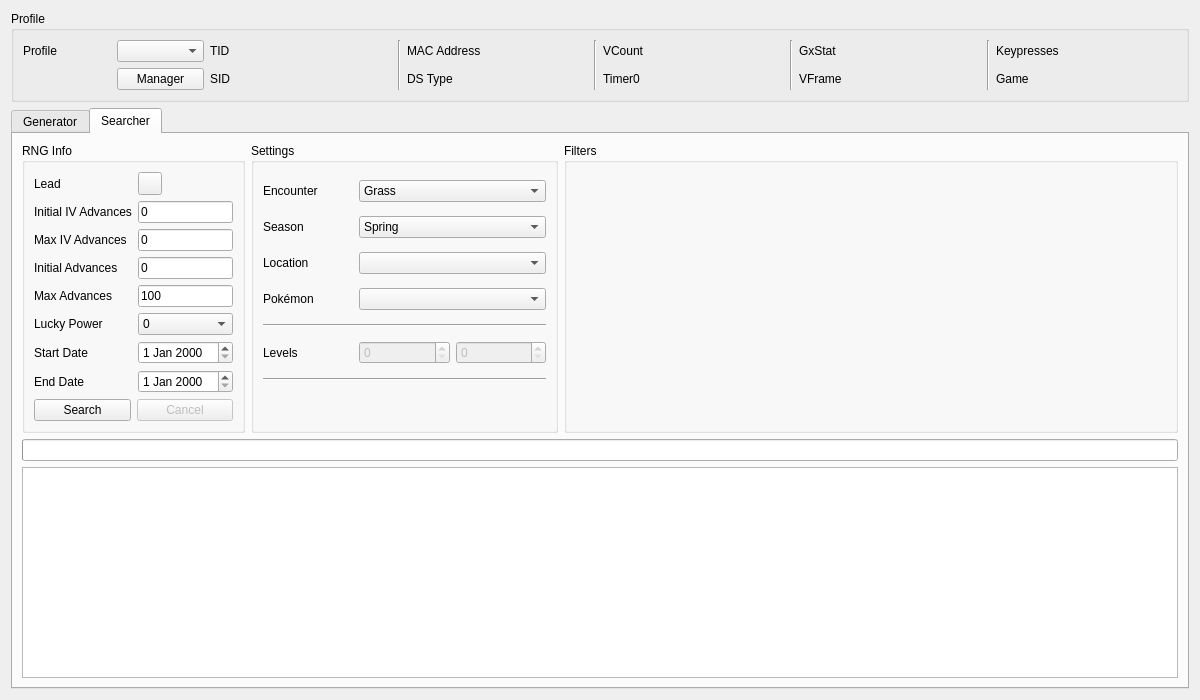
Above: Form/Gen5/Wild5.ui from Admiral-Fish/PokeFinder before the change. Below: the same form after it.
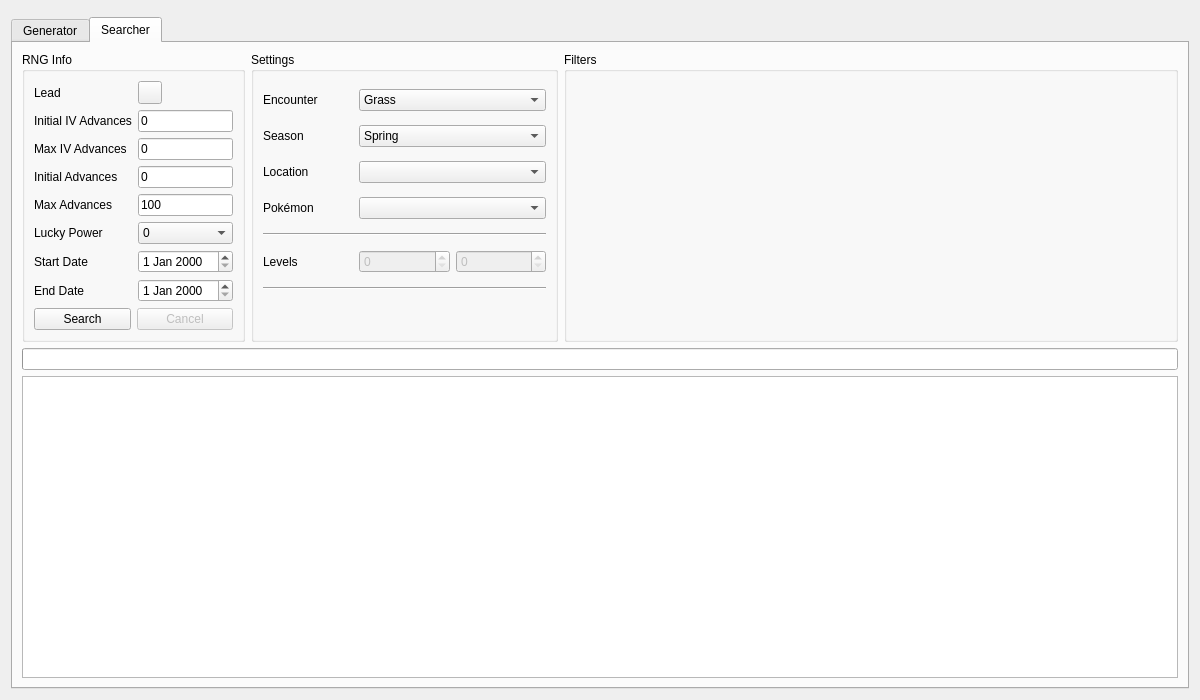
That is the form after the change. The open tabs and pages were chosen to show the change. Custom widgets are drawn as their Qt base class.

Commit message: Refactor profile display

Diff of the .ui file:
```diff
--- a/Form/Gen5/Wild5.ui
+++ b/Form/Gen5/Wild5.ui
@@ -13,159 +13,9 @@
   <property name="windowTitle">
    <string>Gen 5 Wild</string>
   </property>
-  <layout class="QGridLayout" name="gridLayout_8">
+  <layout class="QGridLayout" name="gridLayout">
    <item row="0" column="0">
-    <widget class="QGroupBox" name="groupBoxProfile">
-     <property name="title">
-      <string>Profile</string>
-     </property>
-     <layout class="QGridLayout" name="gridLayout_5">
-      <item row="0" column="0">
-       <widget class="QLabel" name="labelProfile">
-        <property name="text">
-         <string>Profile</string>
-        </property>
-       </widget>
-      </item>
-      <item row="0" column="1">
-       <widget class="QComboBox" name="comboBoxProfiles"/>
-      </item>
-      <item row="1" column="1">
-       <widget class="QPushButton" name="pushButtonProfileManager">
-        <property name="text">
-         <string>Manager</string>
-        </property>
-       </widget>
-      </item>
-      <item row="0" column="2">
-       <widget class="QLabel" name="labelProfileTID">
-        <property name="text">
-         <string>TID</string>
-        </property>
-       </widget>
-      </item>
-      <item row="0" column="3">
-       <widget class="QLabel" name="labelProfileTIDValue"/>
-      </item>
-      <item row="1" column="2">
-       <widget class="QLabel" name="labelProfileSID">
-        <property name="text">
-         <string>SID</string>
-        </property>
-       </widget>
-      </item>
-      <item row="1" column="3">
-       <widget class="QLabel" name="labelProfileSIDValue"/>
-      </item>
-      <item row="0" column="4" rowspan="2">
-       <widget class="Line" name="line_4">
-        <property name="orientation">
-         <enum>Qt::Orientation::Vertical</enum>
-        </property>
-       </widget>
-      </item>
-      <item row="0" column="5">
-       <widget class="QLabel" name="labelProfileMACAddress">
-        <property name="text">
-         <string>MAC Address</string>
-        </property>
-       </widget>
-      </item>
-      <item row="0" column="6">
-       <widget class="QLabel" name="labelProfileMACAddressValue"/>
-      </item>
-      <item row="1" column="5">
-       <widget class="QLabel" name="labelProfileDSType">
-        <property name="text">
-         <string>DS Type</string>
-        </property>
-       </widget>
-      </item>
-      <item row="1" column="6">
-       <widget class="QLabel" name="labelProfileDSTypeValue"/>
-      </item>
-      <item row="0" column="7" rowspan="2">
-       <widget class="Line" name="line_3">
-        <property name="orientation">
-         <enum>Qt::Orientation::Vertical</enum>
-        </property>
-       </widget>
-      </item>
-      <item row="0" column="8">
-       <widget class="QLabel" name="labelProfileVCount">
-        <property name="text">
-         <string>VCount</string>
-        </property>
-       </widget>
-      </item>
-      <item row="0" column="9">
-       <widget class="QLabel" name="labelProfileVCountValue"/>
-      </item>
-      <item row="1" column="8">
-       <widget class="QLabel" name="labelProfileTimer0">
-        <property name="text">
-         <string>Timer0</string>
-        </property>
-       </widget>
-      </item>
-      <item row="1" column="9">
-       <widget class="QLabel" name="labelProfileTimer0Value"/>
-      </item>
-      <item row="0" column="10" rowspan="2">
-       <widget class="Line" name="line_2">
-        <property name="orientation">
-         <enum>Qt::Orientation::Vertical</enum>
-        </property>
-       </widget>
-      </item>
-      <item row="0" column="11">
-       <widget class="QLabel" name="labelProfileGxStat">
-        <property name="text">
-         <string>GxStat</string>
-        </property>
-       </widget>
-      </item>
-      <item row="0" column="12">
-       <widget class="QLabel" name="labelProfileGxStatValue"/>
-      </item>
-      <item row="1" column="11">
-       <widget class="QLabel" name="labelProfileVFrame">
-        <property name="text">
-         <string>VFrame</string>
-        </property>
-       </widget>
-      </item>
-      <item row="1" column="12">
-       <widget class="QLabel" name="labelProfileVFrameValue"/>
-      </item>
-      <item row="0" column="13" rowspan="2">
-       <widget class="Line" name="line">
-        <property name="orientation">
-         <enum>Qt::Orientation::Vertical</enum>
-        </property>
-       </widget>
-      </item>
-      <item row="0" column="14">
-       <widget class="QLabel" name="labelProfileKeypresses">
-        <property name="text">
-         <string>Keypresses</string>
-        </property>
-       </widget>
-      </item>
-      <item row="0" column="15">
-       <widget class="QLabel" name="labelProfileKeypressesValue"/>
-      </item>
-      <item row="1" column="14">
-       <widget class="QLabel" name="labelProfileGame">
-        <property name="text">
-         <string>Game</string>
-        </property>
-       </widget>
-      </item>
-      <item row="1" column="15">
-       <widget class="QLabel" name="labelProfileGameValue"/>
-      </item>
-     </layout>
+    <widget class="ProfileDisplay5" name="profileDisplay" native="true">
     </widget>
    </item>
    <item row="1" column="0">
@@ -186,7 +36,7 @@
          <property name="title">
           <string>RNG Info</string>
          </property>
-         <layout class="QGridLayout" name="gridLayout_6">
+         <layout class="QGridLayout" name="gridLayout_2">
           <item row="0" column="0">
            <widget class="QLabel" name="labelGeneratorLead">
             <property name="text">
@@ -311,7 +161,7 @@
          <property name="title">
           <string>Settings</string>
          </property>
-         <layout class="QGridLayout" name="gridLayout_7">
+         <layout class="QGridLayout" name="gridLayout_3">
           <item row="0" column="0">
            <widget class="QLabel" name="labelGeneratorEncounter">
             <property name="text">
@@ -410,7 +260,7 @@
            <widget class="ComboBox" name="comboBoxGeneratorPokemon"/>
           </item>
           <item row="4" column="0" colspan="3">
-           <widget class="Line" name="line_6">
+           <widget class="Line" name="line">
             <property name="orientation">
              <enum>Qt::Orientation::Horizontal</enum>
             </property>
@@ -457,7 +307,7 @@
          <property name="title">
           <string>Filters</string>
          </property>
-         <layout class="QGridLayout" name="gridLayout">
+         <layout class="QGridLayout" name="gridLayout_4">
           <item row="0" column="0" rowspan="2">
            <widget class="Filter" name="filterGenerator" native="true"/>
           </item>
@@ -473,7 +323,7 @@
       <attribute name="title">
        <string>Searcher</string>
       </attribute>
-      <layout class="QGridLayout" name="gridLayout_3">
+      <layout class="QGridLayout" name="gridLayout_5">
        <item row="0" column="0">
         <widget class="QGroupBox" name="groupBoxSearcherRNGInfo">
          <property name="sizePolicy">
@@ -485,7 +335,7 @@
          <property name="title">
           <string>RNG Info</string>
          </property>
-         <layout class="QGridLayout" name="gridLayout_2">
+         <layout class="QGridLayout" name="gridLayout_6">
           <item row="0" column="0">
            <widget class="QLabel" name="labelSearcherLead">
             <property name="text">
@@ -638,7 +488,7 @@
          <property name="title">
           <string>Settings</string>
          </property>
-         <layout class="QGridLayout" name="gridLayout_9">
+         <layout class="QGridLayout" name="gridLayout_7">
           <item row="0" column="0">
            <widget class="QLabel" name="labelSearcherEncounter">
             <property name="text">
@@ -737,7 +587,7 @@
            <widget class="ComboBox" name="comboBoxSearcherPokemon"/>
           </item>
           <item row="4" column="0" colspan="3">
-           <widget class="Line" name="line_5">
+           <widget class="Line" name="line_1">
             <property name="orientation">
              <enum>Qt::Orientation::Horizontal</enum>
             </property>
@@ -771,7 +621,7 @@
            </widget>
           </item>
           <item row="6" column="0" colspan="3">
-           <widget class="Line" name="line_7">
+           <widget class="Line" name="line_2">
             <property name="orientation">
              <enum>Qt::Orientation::Horizontal</enum>
             </property>
@@ -804,7 +654,7 @@
          <property name="title">
           <string>Filters</string>
          </property>
-         <layout class="QGridLayout" name="gridLayout_4">
+         <layout class="QGridLayout" name="gridLayout_8">
           <item row="0" column="0" rowspan="2">
            <widget class="Filter" name="filterSearcher" native="true"/>
           </item>
@@ -838,38 +688,44 @@
    <extends>QTableView</extends>
    <header>Form/Controls/TableView.hpp</header>
   </customwidget>
-  <customwidget>
-   <class>DateEdit</class>
-   <extends>QDateEdit</extends>
-   <header>Form/Controls/DateEdit.hpp</header>
-  </customwidget>
   <customwidget>
    <class>Filter</class>
    <extends>QWidget</extends>
    <header>Form/Controls/Filter.hpp</header>
    <container>1</container>
   </customwidget>
+  <customwidget>
+   <class>TabWidget</class>
+   <extends>QTabWidget</extends>
+   <header>Form/Controls/TabWidget.hpp</header>
+   <container>1</container>
+  </customwidget>
+  <customwidget>
+   <class>ProfileDisplay5</class>
+   <extends>QWidget</extends>
+   <header>Form/Gen5/Profile/ProfileDisplay5.hpp</header>
+   <container>1</container>
+  </customwidget>
   <customwidget>
    <class>ComboBox</class>
    <extends>QComboBox</extends>
    <header>Form/Controls/ComboBox.hpp</header>
   </customwidget>
+  <customwidget>
+   <class>ComboBoxProxy</class>
+   <extends>QComboBox</extends>
+   <header>Form/Controls/ComboBoxProxy.hpp</header>
+  </customwidget>
+  <customwidget>
+   <class>DateEdit</class>
+   <extends>QDateEdit</extends>
+   <header>Form/Controls/DateEdit.hpp</header>
+  </customwidget>
   <customwidget>
    <class>ComboMenu</class>
    <extends>QToolButton</extends>
    <header>Form/Controls/ComboMenu.hpp</header>
   </customwidget>
-  <customwidget>
-   <class>ComboBoxProxy</class>
-   <extends>QComboBox</extends>
-   <header>Form/Controls/ComboBoxProxy.hpp</header>
-  </customwidget>
-  <customwidget>
-   <class>TabWidget</class>
-   <extends>QTabWidget</extends>
-   <header>Form/Controls/TabWidget.hpp</header>
-   <container>1</container>
-  </customwidget>
  </customwidgets>
  <tabstops>
   <tabstop>comboBoxProfiles</tabstop>
```
Left out of the diff: 4 changed lines with no effect on the pictures. The commit also changes 110 other files.
